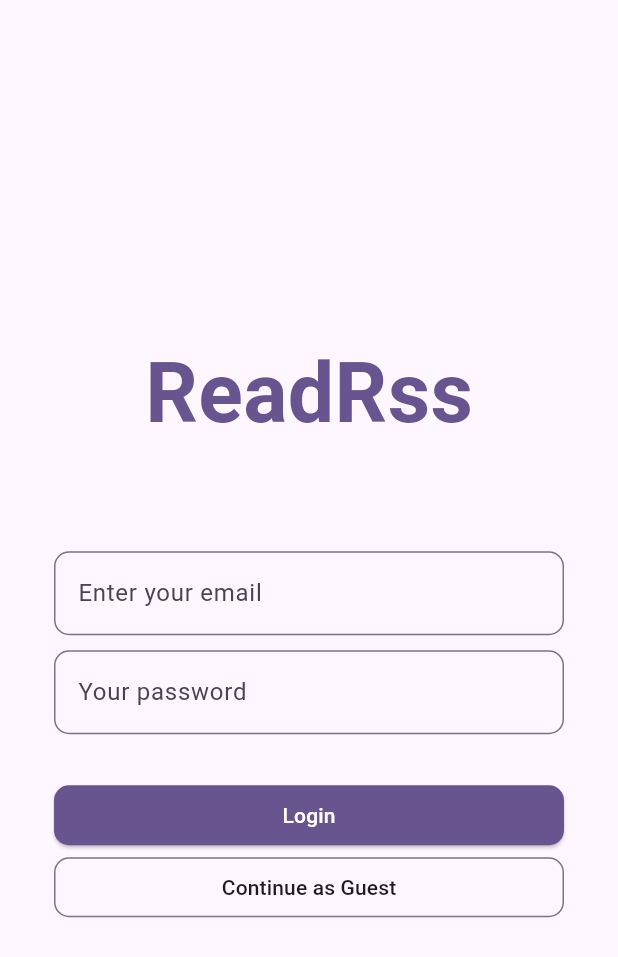
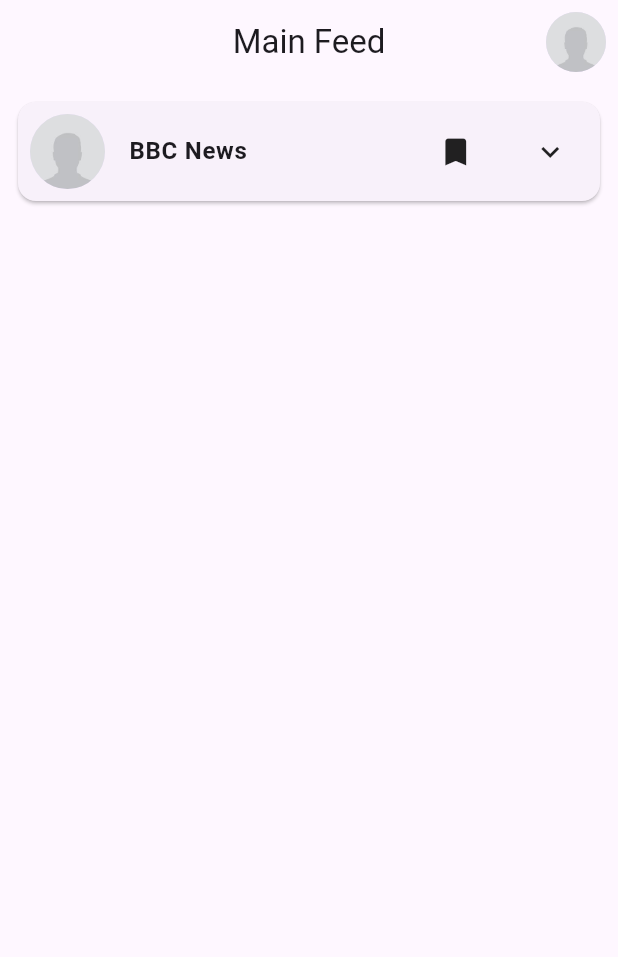
Before and after one commit to adams1mon/flutter_readerss, a Flutter app: the screen it shows after launch, on a phone screen of 412 x 824 dp. Shown: the top 957 px of the screen. Run offline on Flutter 3.47's test engine with Material 2 defaults, Android fonts, the phone set to English and light mode, and no system bars; Roboto replaces fonts that are missing (Arial).

Commit message:
began feed cards and feed page

```diff
--- a/lib/main.dart
+++ b/lib/main.dart
@@ -1,5 +1,8 @@
 import 'package:flutter/material.dart';
+import 'package:flutter_readrss/model/feed_item.dart';
+import 'package:flutter_readrss/pages/feed_page.dart';
 import 'package:flutter_readrss/pages/login_page.dart';
+import 'package:flutter_readrss/styles/styles.dart';
 
 void main() {
   runApp(const MyApp());
@@ -12,11 +15,9 @@ class MyApp extends StatelessWidget {
   Widget build(BuildContext context) {
     return MaterialApp(
       title: 'Flutter Demo',
-      theme: ThemeData(
-        colorScheme: ColorScheme.fromSeed(seedColor: Colors.deepPurple),
-        useMaterial3: true,
-      ),
-      home: const LoginPage()
+      theme: globalTheme,
+      // home: const LoginPage(),
+      home: const FeedPage(),
     );
   }
 }
--- a/lib/model/feed_item.dart
+++ b/lib/model/feed_item.dart
@@ -1,11 +1,15 @@
 import 'package:flutter/material.dart';
+import 'package:flutter_readrss/styles/styles.dart';
 
+// for the feed pages
 class FeedItem {
+  final String feedSourceTitle;
   final String title;
+  bool bookmarked;
   final String? description;
   final String link;
   final String? author;
-  final Image? sourceIcon;
+  final Image sourceIcon;
 
   final DateTime? pubDate;
 
@@ -13,13 +17,15 @@ class FeedItem {
   final int likes;
 
   FeedItem({
+    required this.feedSourceTitle,
     required this.title,
+    this.bookmarked = false,
     this.description,
     required this.link,
     this.author,
-    this.sourceIcon,
+    Image? sourceIcon,
     this.pubDate,
     required this.views,
     required this.likes,
-  });
+  }) : sourceIcon = sourceIcon ?? Image.asset(defaultFeedIcon);
 }
--- /dev/null
+++ b/lib/pages/feed_page.dart
@@ -0,0 +1,197 @@
+import 'package:flutter/material.dart';
+import 'package:flutter_readrss/model/feed_item.dart';
+import 'package:flutter_readrss/styles/styles.dart';
+
+class FeedPage extends StatelessWidget {
+  const FeedPage({super.key});
+
+  @override
+  Widget build(BuildContext context) {
+    return Scaffold(
+      appBar: AppBar(
+        title: const Text("Main Feed"),
+        centerTitle: true,
+        actions: [
+          UserAvatar(image: Image.asset("assets/avatar.jpg")),
+        ],
+      ),
+      backgroundColor: colors(context).background,
+      body: const MainContainer(),
+    );
+  }
+}
+
+class Avatar extends StatelessWidget {
+  const Avatar({super.key, required image, width = 40.0})
+      : _image = image,
+        _width = width;
+
+  final Image _image;
+  final double _width;
+
+  @override
+  Widget build(BuildContext context) {
+    return Padding(
+      padding: const EdgeInsets.all(8.0),
+      child: CircleAvatar(
+        radius: _width / 2,
+        foregroundImage: _image.image,
+      ),
+    );
+  }
+}
+
+class UserAvatar extends Avatar {
+  const UserAvatar({super.key, required image})
+      : super(image: image, width: userAvatarWidth);
+}
+
+class FeedAvatar extends Avatar {
+  const FeedAvatar({super.key, required image})
+      : super(image: image, width: feedAvatarWidth);
+}
+
+class MainContainer extends StatelessWidget {
+  const MainContainer({
+    super.key,
+  });
+
+  @override
+  Widget build(BuildContext context) {
+    return Center(
+      child: FeedList(),
+    );
+  }
+}
+
+// final list = List<String>.generate(10000, (i) => 'Item $i');
+final list = List<String>.generate(1, (i) => 'Item $i');
+
+final item = FeedItem(
+  feedSourceTitle: "BBC News",
+  title:
+      "Paris bedbugs: BBC corresopndent goes on the hunt as infestations soar",
+  link: "http://google.com",
+  views: 123,
+  likes: 0,
+);
+
+class FeedList extends StatelessWidget {
+  const FeedList({super.key});
+
+  @override
+  Widget build(BuildContext context) {
+    return ListView.builder(
+      itemCount: list.length,
+      itemBuilder: (context, index) {
+        return FeedCard(
+          feedItem: item,
+        );
+      },
+      padding: const EdgeInsets.all(8.0),
+    );
+  }
+}
+
+class FeedCard extends StatefulWidget {
+  const FeedCard({super.key, required feedItem}) : _item = feedItem;
+
+  final FeedItem _item;
+
+  @override
+  State<FeedCard> createState() => _FeedCardState();
+}
+
+class _FeedCardState extends State<FeedCard> {
+  var _expanded = false;
+  var _bookmarked = false;
+
+  void toggleExpanded() {
+    setState(() {
+      _expanded = !_expanded;
+    });
+  }
+
+  void toggleBookmarked() {
+    setState(() {
+      // does this work ???
+      // TODO: call bookmarking service
+      widget._item.bookmarked = !widget._item.bookmarked;
+
+      _bookmarked = !_bookmarked;
+    });
+  }
+
+  @override
+  Widget build(BuildContext context) {
+    return Card(
+      child: Column(
+        children: [
+          Row(
+            children: [
+              Expanded(
+                flex: 2,
+                child: Row(
+                  children: [
+                    FeedAvatar(image: widget._item.sourceIcon),
+                    Padding(
+                      padding: const EdgeInsets.all(8.0),
+                      child: Text(
+                        widget._item.feedSourceTitle,
+                        style: textTheme(context)
+                            .bodyLarge
+                            ?.copyWith(fontWeight: FontWeight.bold),
+                      ),
+                    )
+                  ],
+                ),
+              ),
+              Expanded(
+                flex: 1,
+                child: Row(
+                  mainAxisAlignment: MainAxisAlignment.spaceEvenly,
+                  children: [
+                    GestureDetector(
+                      onTap: toggleBookmarked,
+                      child: SizedBox(
+                        width: 60,
+                        height: 60,
+                        child: Icon(_bookmarked
+                            ? Icons.bookmark_outline
+                            : Icons.bookmark),
+                      ),
+                    ),
+                    GestureDetector(
+                      onTap: toggleExpanded,
+                      child: SizedBox(
+                          width: 60,
+                          height: 60,
+                          child: Icon(_expanded
+                              ? Icons.expand_less
+                              : Icons.expand_more)),
+                    ),
+                  ],
+                ),
+              ),
+            ],
+          ),
+        ],
+      ),
+    );
+  }
+}
+
+
+// class MainContent extends StatelessWidget {
+//   const MainContent({
+//     super.key,
+//   });
+
+//   @override
+//   Widget build(BuildContext context) {
+//     return const Column(
+//       mainAxisAlignment: MainAxisAlignment.spaceEvenly,
+//       children: [Text("hello")],
+//     );
+//   }
+// }
--- a/lib/pages/login_page.dart
+++ b/lib/pages/login_page.dart
@@ -210,7 +210,7 @@ class _FormInputContainerState extends State<FormInputContainer> {
             constraints: BoxConstraints(maxWidth: 340),
             border: OutlineInputBorder(
               borderRadius: BorderRadius.all(
-                Radius.circular(BORDER_RADIUS),
+                Radius.circular(borderRadius),
               ),
             ),
           ),
@@ -231,7 +231,7 @@ class _FormInputContainerState extends State<FormInputContainer> {
             constraints: BoxConstraints(maxWidth: 340),
             border: OutlineInputBorder(
               borderRadius: BorderRadius.all(
-                Radius.circular(BORDER_RADIUS),
+                Radius.circular(borderRadius),
               ),
             ),
           ),
--- a/lib/styles/styles.dart
+++ b/lib/styles/styles.dart
@@ -1,4 +1,9 @@
 import 'package:flutter/material.dart';
+
+final globalTheme = ThemeData(
+  colorScheme: ColorScheme.fromSeed(seedColor: Colors.deepPurple),
+  useMaterial3: true,
+);
 
 ColorScheme colors(BuildContext context) {
   return Theme.of(context).colorScheme;
@@ -8,11 +13,14 @@ TextTheme textTheme(BuildContext context) {
   return Theme.of(context).textTheme;
 }
 
-const BORDER_RADIUS = 10.0;
+const defaultFeedIcon = "assets/avatar.jpg";
+const borderRadius = 10.0;
+const userAvatarWidth = 40.0;
+const feedAvatarWidth = 50.0;
 
 OutlinedBorder roundedBorders() {
   return const RoundedRectangleBorder(
       borderRadius: BorderRadius.all(
-    Radius.circular(BORDER_RADIUS),
+    Radius.circular(borderRadius),
   ));
 }
--- a/pubspec.yaml
+++ b/pubspec.yaml
@@ -61,9 +61,8 @@ flutter:
   uses-material-design: true
 
   # To add assets to your application, add an assets section, like this:
-  # assets:
-  #   - images/a_dot_burr.jpeg
-  #   - images/a_dot_ham.jpeg
+  assets:
+    - assets/
 
   # An image asset can refer to one or more resolution-specific "variants", see
   # https://flutter.dev/assets-and-images/#resolution-aware
```
Also changed, not shown: assets/avatar.jpg (added).
